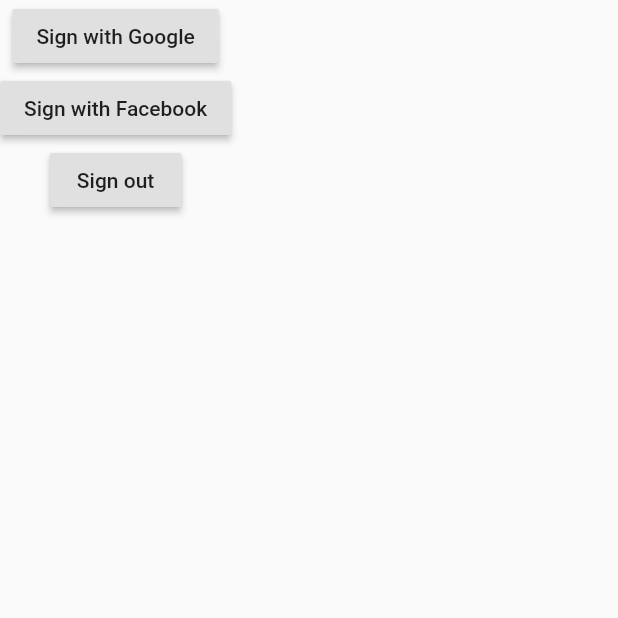
After one commit to akashrajbanshi/bds, a Flutter app: the screen it shows after launch, after a tap on "Sign with Google", on a phone screen of 412 x 824 dp, the top half of it. The commit adds this screen. Run offline on Flutter 3.47's test engine with Material 2 defaults, Android fonts, the phone set to English and light mode, and no system bars; our stand-ins replace firebase_auth, firebase_database, google_sign_in, table_calendar; missing offline and left inert: flutter_facebook_login; accounts and stored records are empty.

Commit message:
Added Google Login

```diff
--- a/lib/main.dart
+++ b/lib/main.dart
@@ -1,3 +1,4 @@
+import 'package:bds/pages/authenticationpage.dart';
 import 'package:bds/pages/navigationpage.dart';
 import 'package:flutter/material.dart';
 
@@ -8,7 +9,7 @@ class BDS extends StatelessWidget {
   Widget build(BuildContext context) {
     return MaterialApp(
       title: 'BDS',
-      home: NavigationPage(),
+      home: AuthenticationPage(),
     );
   }
 }
--- /dev/null
+++ b/lib/pages/authenticationpage.dart
@@ -0,0 +1,74 @@
+import 'dart:convert';
+
+import 'package:flutter/cupertino.dart';
+import 'package:firebase_auth/firebase_auth.dart';
+import 'package:flutter/material.dart';
+import 'package:flutter_facebook_login/flutter_facebook_login.dart';
+import 'package:google_sign_in/google_sign_in.dart';
+
+class AuthenticationPage extends StatefulWidget {
+  @override
+  createState() => new _AuthenticationPageState();
+}
+
+class _AuthenticationPageState extends State<AuthenticationPage> {
+  final FirebaseAuth _auth = FirebaseAuth.instance;
+  final GoogleSignIn _googleSignIn = new GoogleSignIn();
+  final FacebookLogin _facebookLogin = FacebookLogin();
+
+  void signInWithGoogle() async {
+    final GoogleSignInAccount googleSignInAccount =
+        await _googleSignIn.signIn();
+    final GoogleSignInAuthentication googleSignInAuthentication =
+        await googleSignInAccount.authentication;
+
+    final AuthCredential credential = GoogleAuthProvider.getCredential(
+      accessToken: googleSignInAuthentication.accessToken,
+      idToken: googleSignInAuthentication.idToken,
+    );
+    AuthResult authResult = await _auth.signInWithCredential(credential);
+    FirebaseUser user = authResult.user;
+
+    if (user != null) {
+      print('SIgned in!');
+    }
+  }
+
+  Future<Null> signOutWithGoogle() async {
+    // Sign out with firebase
+    await _auth.signOut().then((_) {
+      _googleSignIn.signOut();
+    });
+  }
+
+  @override
+  Widget build(BuildContext context) {
+    return Scaffold(
+        body: SafeArea(
+      child: Container(
+        child: Column(
+          children: <Widget>[
+            RaisedButton(
+              child: Text('Sign with Google'),
+              onPressed: () {
+                signInWithGoogle();
+              },
+            ),
+            RaisedButton(
+              child: Text('Sign with Facebook'),
+              onPressed: () {
+                //initiateFacebookLogin();
+              },
+            ),
+            RaisedButton(
+              child: Text('Sign out'),
+              onPressed: () {
+                signOutWithGoogle();
+              },
+            )
+          ],
+        ),
+      ),
+    ));
+  }
+}
--- a/lib/pages/navigationpage.dart
+++ b/lib/pages/navigationpage.dart
@@ -5,6 +5,7 @@ import 'package:flutter/cupertino.dart';
 import 'package:flutter/material.dart';
 
 class NavigationPage extends StatefulWidget {
+
   @override
   createState() => _NavigationPageState();
 }
--- a/pubspec.yaml
+++ b/pubspec.yaml
@@ -28,6 +28,11 @@ dependencies:
   firebase_database: ^3.0.7
   firebase_core: ^0.4.0+9
   firebase_analytics: ^5.0.2
+  firebase_auth: ^0.14.0+5
+  google_sign_in: ^4.0.1
+  flutter_facebook_login: ^1.1.1
+  http: any
+  flutter_facebook_auth: any
 
 
 dev_dependencies:
```
Also changed, not shown: lib/common/progresshud.dart (added, +45 -0 lines), pubspec.lock, 6 other files.
